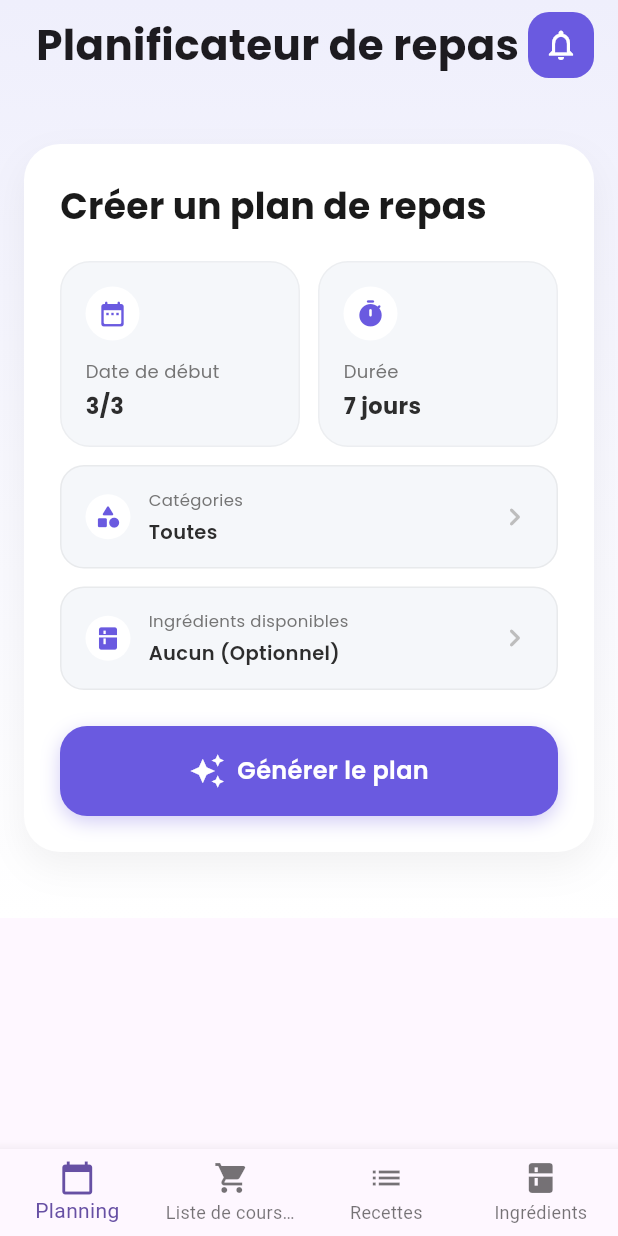
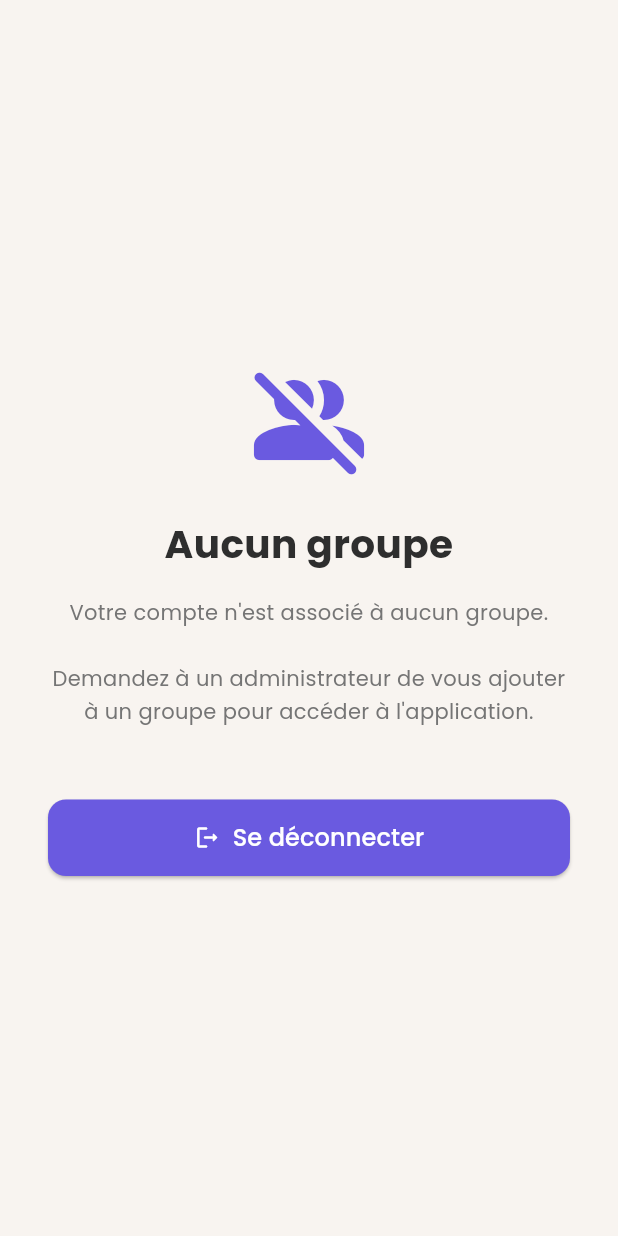
Before and after one commit to UgoWithoutH/RecipePlanner, a Flutter app: the _DataLoader screen opened directly, on a phone screen of 412 x 824 dp. Run offline on Flutter 3.47's test engine with Material 3 defaults, Android fonts, the phone set to English and light mode, and no system bars; our stand-ins replace cloud_firestore, firebase_auth, firebase_core, flutter_local_notifications, flutter_riverpod, flutter_timezone and 4 more; accounts and stored records are empty.

Commit message:
fix groups + no group page

```diff
--- a/lib/main.dart
+++ b/lib/main.dart
@@ -13,10 +13,12 @@ import 'presentation/pages/ingredients_page.dart';
 import 'presentation/pages/shopping_list_page.dart';
 import 'presentation/pages/login_page.dart';
 import 'presentation/pages/access_denied_page.dart';
+import 'presentation/pages/no_group_page.dart';
 import 'presentation/providers/auth_notifier.dart';
 import 'presentation/providers/auth_state.dart';
 
 import 'data/repositories/notification_settings_repository.dart';
+import 'data/repositories/group_repository.dart';
 import 'firebase_options.dart';
 
 const bool useTestData = false;
@@ -151,6 +153,7 @@ class _DataLoader extends StatefulWidget {
 
 class _DataLoaderState extends State<_DataLoader> {
   bool _isLoading = true;
+  bool _hasGroup = true;
 
   @override
   void initState() {
@@ -162,11 +165,14 @@ class _DataLoaderState extends State<_DataLoader> {
     if (useTestData) {
       await _loadTestDataIfNeeded();
     }
+    // Check if the user belongs to a group
+    final groupId = await GroupRepository.instance.getCurrentGroupId();
     // Initialise les préférences de notification avec les valeurs par défaut
     // si l'utilisateur n'en a jamais configuré (première ouverture).
     await NotificationSettingsRepository().initializeDefaults();
     if (mounted) {
       setState(() {
+        _hasGroup = groupId != null;
         _isLoading = false;
       });
     }
@@ -178,6 +184,9 @@ class _DataLoaderState extends State<_DataLoader> {
       return const Scaffold(
         body: Center(child: CircularProgressIndicator()),
       );
+    }
+    if (!_hasGroup) {
+      return const NoGroupPage();
     }
     return const HomePage();
   }
--- a/lib/presentation/pages/ingredients_page.dart
+++ b/lib/presentation/pages/ingredients_page.dart
@@ -41,6 +41,10 @@ class _IngredientsPageState extends State<IngredientsPage> {
     // Load types first or parallel
     final typesFuture = _typeRepo.getTypes();
     final groupId = await GroupRepository.instance.getCurrentGroupId();
+    if (groupId == null) {
+      if (mounted) setState(() => _isLoading = false);
+      return;
+    }
     final ingredientsFuture = FirebaseFirestore.instance
         .collection('ingredients')
         .where('groupId', isEqualTo: groupId)
@@ -303,6 +307,7 @@ class _IngredientsPageState extends State<IngredientsPage> {
   Future<void> _showRecipesForIngredient(String ingredientId, String ingredientName) async {
     // Pre-load so we can size the sheet to fit the content
     final groupId = await GroupRepository.instance.getCurrentGroupId();
+    if (groupId == null) return;
     final snap = await FirebaseFirestore.instance
         .collection('recipes')
         .where('groupId', isEqualTo: groupId)
--- /dev/null
+++ b/lib/presentation/pages/no_group_page.dart
@@ -0,0 +1,85 @@
+import 'package:flutter/material.dart';
+import 'package:flutter_riverpod/flutter_riverpod.dart';
+import 'package:google_fonts/google_fonts.dart';
+
+import '../providers/auth_notifier.dart';
+
+/// Screen shown when the authenticated user belongs to no group in Firestore.
+/// The user is blocked from accessing the app until an admin adds them to a group.
+class NoGroupPage extends ConsumerWidget {
+  const NoGroupPage({super.key});
+
+  @override
+  Widget build(BuildContext context, WidgetRef ref) {
+    return Scaffold(
+      backgroundColor: const Color(0xFFF8F4F0),
+      body: SafeArea(
+        child: Padding(
+          padding: const EdgeInsets.symmetric(horizontal: 32.0),
+          child: Column(
+            mainAxisAlignment: MainAxisAlignment.center,
+            crossAxisAlignment: CrossAxisAlignment.stretch,
+            children: [
+              // ── Icon ──────────────────────────────────────────────────
+              const Icon(
+                Icons.group_off_rounded,
+                size: 80,
+                color: Color(0xFF6A5AE0),
+              ),
+              const SizedBox(height: 24),
+
+              // ── Title ─────────────────────────────────────────────────
+              Text(
+                'Aucun groupe',
+                textAlign: TextAlign.center,
+                style: GoogleFonts.poppins(
+                  fontSize: 26,
+                  fontWeight: FontWeight.bold,
+                  color: const Color(0xFF2E2E2E),
+                ),
+              ),
+              const SizedBox(height: 16),
+
+              // ── Explanation ───────────────────────────────────────────
+              Text(
+                'Votre compte n\'est associé à aucun groupe.\n\n'
+                'Demandez à un administrateur de vous ajouter à un groupe '
+                'pour accéder à l\'application.',
+                textAlign: TextAlign.center,
+                style: GoogleFonts.poppins(
+                  fontSize: 14,
+                  color: Colors.grey[600],
+                  height: 1.6,
+                ),
+              ),
+              const SizedBox(height: 48),
+
+              // ── Sign out ──────────────────────────────────────────────
+              ElevatedButton.icon(
+                style: ElevatedButton.styleFrom(
+                  backgroundColor: const Color(0xFF6A5AE0),
+                  foregroundColor: Colors.white,
+                  padding: const EdgeInsets.symmetric(vertical: 14),
+                  shape: RoundedRectangleBorder(
+                    borderRadius: BorderRadius.circular(12),
+                  ),
+                ),
+                icon: const Icon(Icons.logout_rounded),
+                label: Text(
+                  'Se déconnecter',
+                  style: GoogleFonts.poppins(
+                    fontSize: 16,
+                    fontWeight: FontWeight.w500,
+                  ),
+                ),
+                onPressed: () {
+                  ref.read(authNotifierProvider.notifier).signOut();
+                },
+              ),
+            ],
+          ),
+        ),
+      ),
+    );
+  }
+}
--- a/lib/presentation/pages/planner_page.dart
+++ b/lib/presentation/pages/planner_page.dart
@@ -81,6 +81,7 @@ class _PlannerPageState extends State<PlannerPage> {
 
   Future<void> _loadAllCategories() async {
     final groupId = await GroupRepository.instance.getCurrentGroupId();
+    if (groupId == null) return;
     final snapshot = await FirebaseFirestore.instance
         .collection('categories')
         .where('groupId', isEqualTo: groupId)
@@ -310,6 +311,7 @@ class _PlannerPageState extends State<PlannerPage> {
   Future<void> _pickCategories({VoidCallback? onUpdated}) async {
     // Load categories from the categories collection (name + ID)
     final groupId = await GroupRepository.instance.getCurrentGroupId();
+    if (groupId == null) return;
     final snapshot = await FirebaseFirestore.instance
         .collection('categories')
         .where('groupId', isEqualTo: groupId)
--- a/lib/presentation/widgets/recipe_selector.dart
+++ b/lib/presentation/widgets/recipe_selector.dart
@@ -58,6 +58,7 @@ class _RecipeSelectorState extends State<RecipeSelector> {
 
   Future<List<Map<String, dynamic>>> _fetchCategories() async {
     final groupId = await GroupRepository.instance.getCurrentGroupId();
+    if (groupId == null) return [];
     final snap = await FirebaseFirestore.instance
         .collection('categories')
         .where('groupId', isEqualTo: groupId)
@@ -89,6 +90,7 @@ class _RecipeSelectorState extends State<RecipeSelector> {
 
   Future<List<Map<String, String>>> _fetchAllIngredients() async {
     final groupId = await GroupRepository.instance.getCurrentGroupId();
+    if (groupId == null) return [];
     final snap = await FirebaseFirestore.instance
         .collection('ingredients')
         .where('groupId', isEqualTo: groupId)
```
Also changed, not shown: lib/presentation/pages/recipes_page.dart (+9 -0 lines), lib/presentation/widgets/ingredient_autocomplete.dart (+27 -4 lines).
